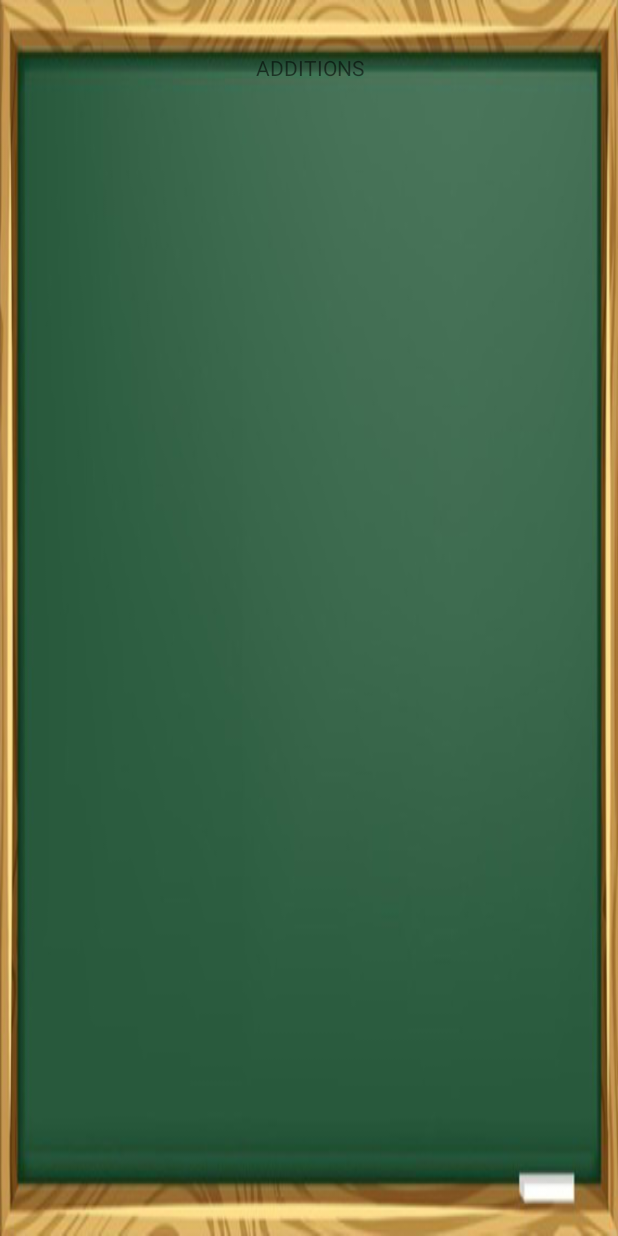
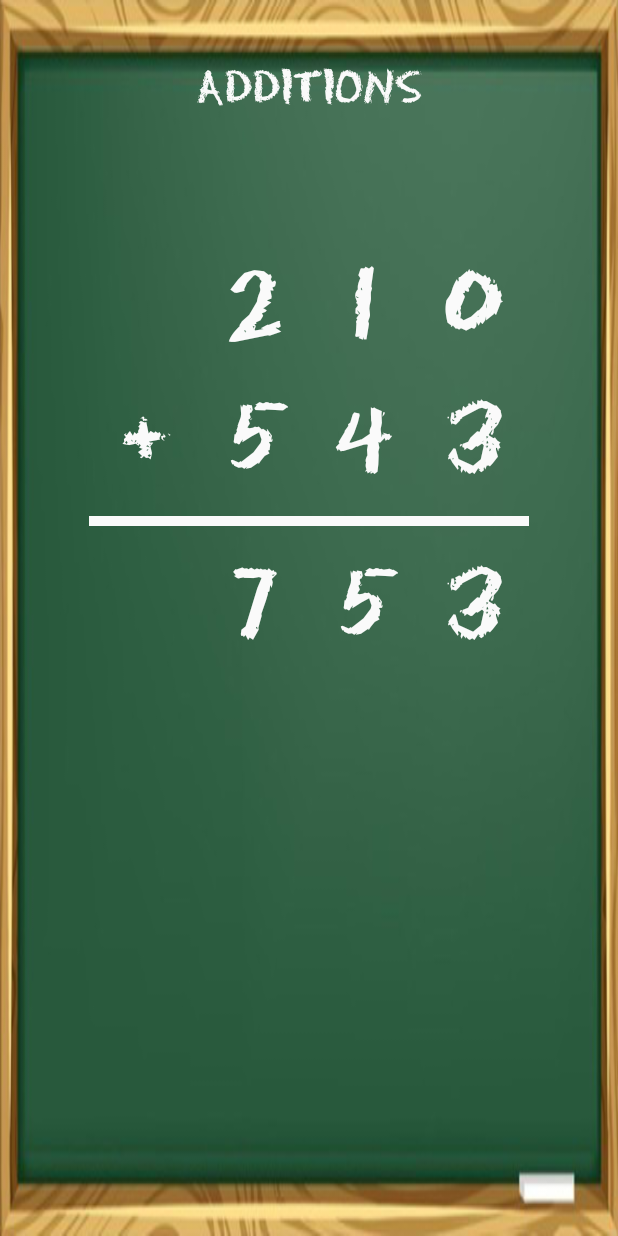
Before and after one commit to roche-emmanuel/kisys, an Android app: the screen it shows after launch (MainActivity), on a phone screen of 412 x 824 dp. Run offline under Robolectric (Android 15) with nearby library versions, the phone set to English and light mode, and no system bars.

Commit message:
Added display for first addition operation.

```diff
--- a/app/src/main/java/org/nervtech/kisys/MainActivity.java
+++ b/app/src/main/java/org/nervtech/kisys/MainActivity.java
@@ -1,16 +1,37 @@
 package org.nervtech.kisys;
 
+import android.content.res.AssetManager;
+import android.graphics.Color;
+import android.graphics.Typeface;
 import android.os.Bundle;
 import android.support.design.widget.FloatingActionButton;
 import android.support.design.widget.Snackbar;
 import android.support.v7.app.AppCompatActivity;
 import android.support.v7.widget.Toolbar;
+import android.text.Layout;
+import android.util.Log;
+import android.view.Gravity;
 import android.view.View;
 import android.view.Menu;
 import android.view.MenuItem;
+import android.view.ViewGroup;
+import android.widget.LinearLayout;
 import android.widget.TextView;
 
+import java.io.IOException;
+import java.util.HashMap;
+
 public class MainActivity extends AppCompatActivity {
+
+    private static final String TAG = "MainActivity";
+
+    private TextView _titleTxt;
+    private Typeface _bbFont;
+    private int _fontColor;
+    private int _fontSize;
+
+    /* We should add additional text views here to render the operation numbers:*/
+    private HashMap<String, TextView> _texts = new HashMap<String, TextView>();
 
     @Override
     protected void onCreate(Bundle savedInstanceState) {
@@ -29,8 +50,55 @@ public class MainActivity extends AppCompatActivity {
 //        });
 
         /* Change the font for the text title: */
-        TextView tv = (TextView) findViewById(R.id.activity_title);
+        _fontColor = Color.rgb(250, 250, 250);
+        _fontSize = 70;
+        _titleTxt = (TextView) findViewById(R.id.activity_title);
+        _bbFont = Typeface.createFromAsset(getAssets(), "fonts/erasdust.ttf");
 
+        _titleTxt.setTypeface(_bbFont);
+        _titleTxt.setTextSize(32);
+        _titleTxt.setTextColor(_fontColor);
+
+        // Retrieve the line 1/2/3 and 4:
+        LinearLayout l1 = (LinearLayout) findViewById(R.id.line_1);
+        LinearLayout l2 = (LinearLayout) findViewById(R.id.line_2);
+        LinearLayout l3 = (LinearLayout) findViewById(R.id.line_3);
+        LinearLayout l4 = (LinearLayout) findViewById(R.id.line_4);
+
+        addOperationSlot(l1, "l1_u", "0");
+        addOperationSlot(l1, "l1_d", "1");
+        addOperationSlot(l1, "l1_c", "2");
+        addOperationSlot(l2, "l2_u", "3");
+        addOperationSlot(l2, "l2_d", "4");
+        addOperationSlot(l2, "l2_c", "5");
+        addOperationSlot(l2, "l2_m", "+");
+
+        addOperationSlot(l4, "l4_u", "3");
+        addOperationSlot(l4, "l4_d", "5");
+        addOperationSlot(l4, "l4_c", "7");
+
+        OperationLine opline = new OperationLine(this);
+        opline.setLayoutParams(new ViewGroup.LayoutParams(4*(_fontSize+40), 40));
+        l3.addView(opline);
+    }
+
+    public void addOperationSlot(LinearLayout parent, String name, String value) {
+        parent.setPadding(50, 0, 50, 0);
+        parent.setGravity(Gravity.RIGHT | Gravity.CENTER_VERTICAL);
+//        LinearLayout.LayoutParams params = (LinearLayout.LayoutParams)parent.getLayoutParams();
+//        params.height = _fontSize+20;
+
+        TextView tv = new TextView(this);
+        tv.setTypeface(_bbFont);
+        tv.setTextSize(_fontSize);
+        tv.setTextColor(_fontColor);
+        tv.setText(value);
+//        tv.setTextAlignment(TextView.TEXT_ALIGNMENT_CENTER);
+        tv.setGravity(Gravity.CENTER_VERTICAL | Gravity.CENTER_HORIZONTAL);
+        tv.setWidth(_fontSize+40);
+
+        _texts.put(name, tv);
+        parent.addView(tv, 0);
     }
 
     @Override
--- /dev/null
+++ b/app/src/main/java/org/nervtech/kisys/OperationLine.java
@@ -0,0 +1,36 @@
+package org.nervtech.kisys;
+
+import android.content.Context;
+import android.graphics.Canvas;
+import android.graphics.Color;
+import android.graphics.Paint;
+import android.view.View;
+
+/**
+ * Created by kenshin on 31/10/2015.
+ */
+public class OperationLine extends View {
+
+    protected Paint _paint;
+
+    public OperationLine(Context context) {
+        super(context);
+
+        // Prepare the paint to use for rendering:
+        _paint = new Paint();
+        _paint.setColor(Color.rgb(250, 250, 250));
+        _paint.setAntiAlias(true);
+        _paint.setStrokeWidth(10.0f);
+        _paint.setStyle(Paint.Style.STROKE);
+        _paint.setStrokeJoin(Paint.Join.ROUND);
+        _paint.setStrokeCap(Paint.Cap.ROUND);
+    }
+
+    @Override
+    protected void onDraw(Canvas canvas) {
+        // Retrieve the canvas width:
+        int w = canvas.getWidth();
+        int h = canvas.getHeight();
+        canvas.drawLine(0.0f,h/2.0f,w,h/2,_paint);
+    }
+}
--- a/app/src/main/res/layout/fragment_main.xml
+++ b/app/src/main/res/layout/fragment_main.xml
@@ -1,9 +1,13 @@
-<RelativeLayout xmlns:android="http://schemas.android.com/apk/res/android"
-    xmlns:tools="http://schemas.android.com/tools" android:layout_width="match_parent"
-    android:layout_height="match_parent" android:paddingLeft="@dimen/activity_horizontal_margin"
+<LinearLayout xmlns:android="http://schemas.android.com/apk/res/android"
+    xmlns:tools="http://schemas.android.com/tools"
+    android:layout_width="match_parent"
+    android:layout_height="match_parent"
+    android:orientation="vertical"
+    android:paddingLeft="@dimen/activity_horizontal_margin"
     android:paddingRight="@dimen/activity_horizontal_margin"
     android:paddingTop="35dp"
-    android:paddingBottom="@dimen/activity_vertical_margin" tools:showIn="@layout/activity_main"
+    android:paddingBottom="@dimen/activity_vertical_margin"
+    tools:showIn="@layout/activity_main"
     tools:context=".MainActivityFragment"
     android:background="@drawable/tableau_craie">
 
@@ -13,4 +17,43 @@
         android:layout_width="match_parent"
         android:layout_height="wrap_content" />
 
-</RelativeLayout>
+    <LinearLayout
+        android:id="@+id/header_layout"
+        android:orientation="vertical"
+        android:layout_width="match_parent"
+        android:layout_height="75dp"></LinearLayout>
+
+    <LinearLayout
+        android:orientation="vertical"
+        android:gravity="center"
+        android:layout_gravity="center"
+        android:layout_width="wrap_content"
+        android:layout_height="wrap_content">
+
+        <LinearLayout
+            android:id="@+id/line_1"
+            android:orientation="horizontal"
+            android:layout_gravity="right"
+            android:layout_width="wrap_content"
+            android:layout_height="wrap_content"></LinearLayout>
+        <LinearLayout
+            android:id="@+id/line_2"
+            android:orientation="horizontal"
+            android:layout_gravity="right"
+            android:layout_width="wrap_content"
+            android:layout_height="wrap_content"></LinearLayout>
+        <LinearLayout
+            android:id="@+id/line_3"
+            android:orientation="horizontal"
+            android:layout_width="wrap_content"
+            android:layout_height="20dp"></LinearLayout>
+        <LinearLayout
+            android:id="@+id/line_4"
+            android:orientation="horizontal"
+            android:layout_gravity="right"
+            android:layout_width="wrap_content"
+            android:layout_height="wrap_content"></LinearLayout>
+    </LinearLayout>
+
+
+</LinearLayout>
```
Also changed, not shown: app/src/main/assets/fonts/erasdust.ttf (added), 2 other files.
